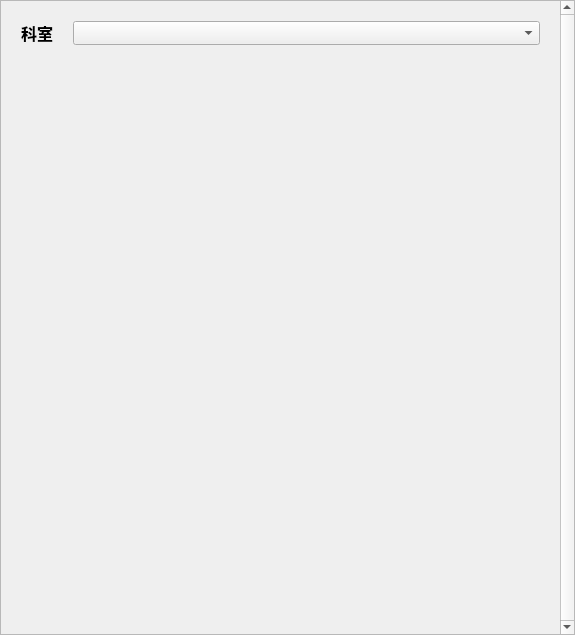
This is code/patient/registerpage.ui in laonuo2004/cpp-qt-medical-system as Qt 5 draws it before an edit. The edited form follows.
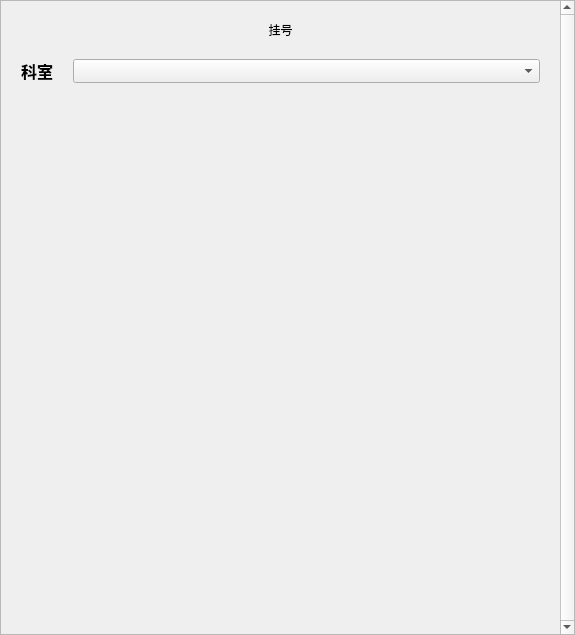
This is the edited form.

```diff
--- a/code/patient/registerpage.ui
+++ b/code/patient/registerpage.ui
@@ -80,6 +80,16 @@
        <property name="bottomMargin">
         <number>20</number>
        </property>
+       <item>
+        <widget class="QLabel" name="HeaderLabel">
+         <property name="text">
+          <string>挂号</string>
+         </property>
+         <property name="alignment">
+          <set>Qt::AlignCenter</set>
+         </property>
+        </widget>
+       </item>
        <item>
         <layout class="QHBoxLayout" name="horizontalLayout_3">
          <item>
```
